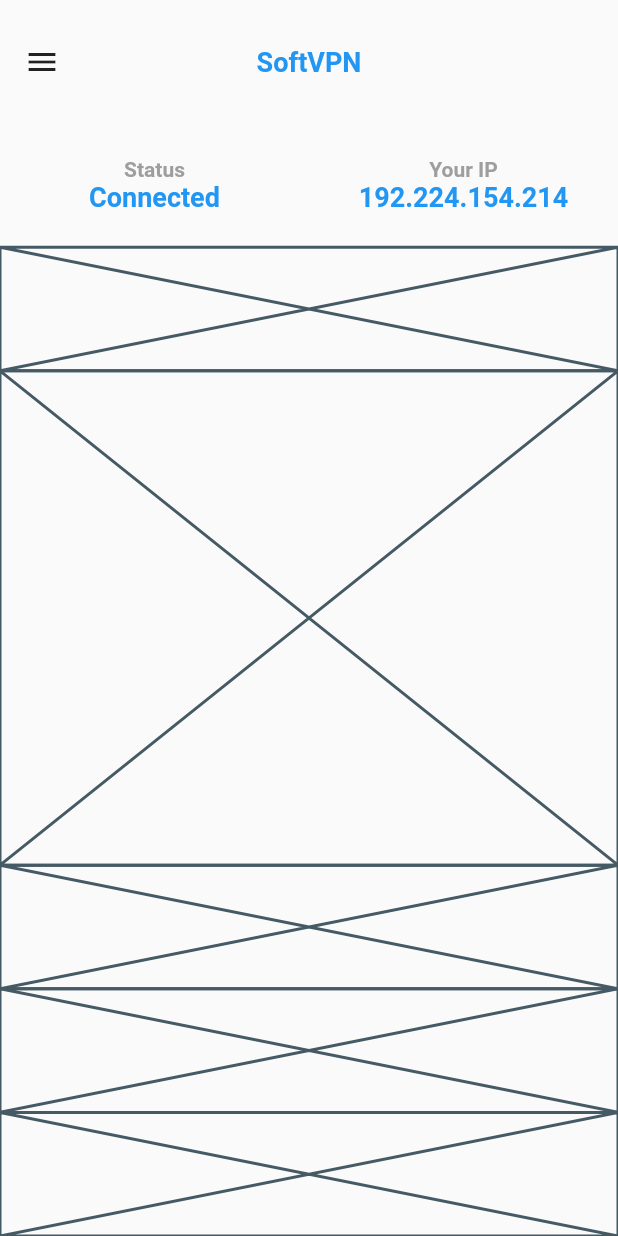
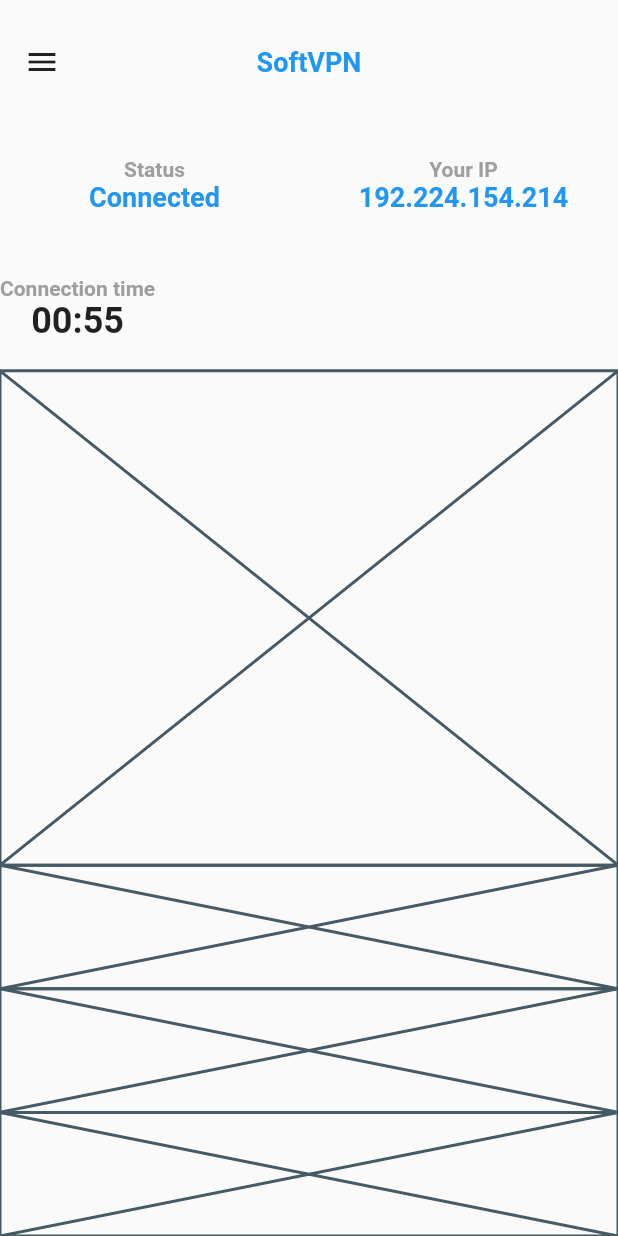
Before and after one commit to JAICHANGPARK/flutter_notebook_11th_story, a Flutter app: the screen it shows after launch, on a phone screen of 412 x 824 dp. Run offline on Flutter 3.47's test engine with Material 2 defaults, Android fonts, the phone set to English and light mode, and no system bars; our stand-ins replace backdrop, badges, flutter_inner_drawer, flutter_slidable, flutter_swiper, google_fonts.

Commit message:
Update vpn_home_page.dart

```diff
--- a/lib/ep721_vpn_mobile_app/ui/vpn_home_page.dart
+++ b/lib/ep721_vpn_mobile_app/ui/vpn_home_page.dart
@@ -1,3 +1,5 @@
+import 'dart:async';
+
 import 'package:flutter/material.dart';
 
 class VpnHomePage extends StatefulWidget {
@@ -6,6 +8,8 @@ class VpnHomePage extends StatefulWidget {
 }
 
 class _VpnHomePageState extends State<VpnHomePage> {
+  Timer connectionTimer;
+
   @override
   Widget build(BuildContext context) {
     return Scaffold(
@@ -41,7 +45,7 @@ class _VpnHomePageState extends State<VpnHomePage> {
                 children: [
                   Expanded(
                       child: Column(
-                        mainAxisAlignment: MainAxisAlignment.center,
+                    mainAxisAlignment: MainAxisAlignment.center,
                     children: [
                       Text(
                         "Status",
@@ -55,7 +59,7 @@ class _VpnHomePageState extends State<VpnHomePage> {
                   )),
                   Expanded(
                       child: Column(
-                        mainAxisAlignment: MainAxisAlignment.center,
+                    mainAxisAlignment: MainAxisAlignment.center,
                     children: [
                       Text(
                         "Your IP",
@@ -72,7 +76,19 @@ class _VpnHomePageState extends State<VpnHomePage> {
             ),
             Expanded(
               flex: 2,
-              child: Placeholder(),
+              child: Column(
+                mainAxisAlignment: MainAxisAlignment.center,
+                children: [
+                  Text(
+                    "Connection time",
+                    style: TextStyle(fontWeight: FontWeight.bold, color: Colors.grey),
+                  ),
+                  Text(
+                    "00:55",
+                    style: TextStyle(fontWeight: FontWeight.bold, fontSize: 24),
+                  ),
+                ],
+              ),
             ),
             Expanded(
               flex: 8,
```
